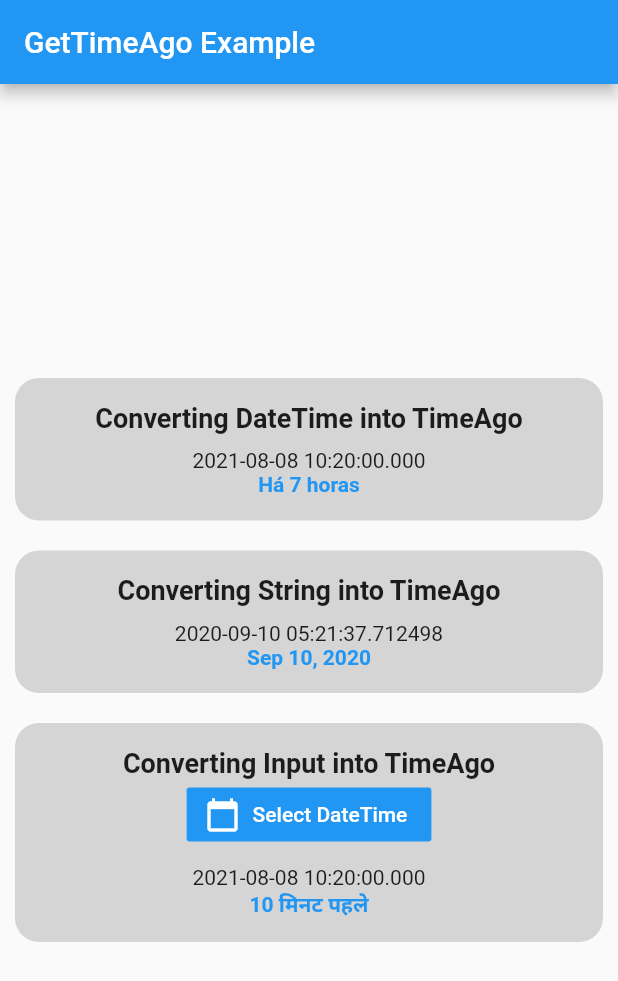
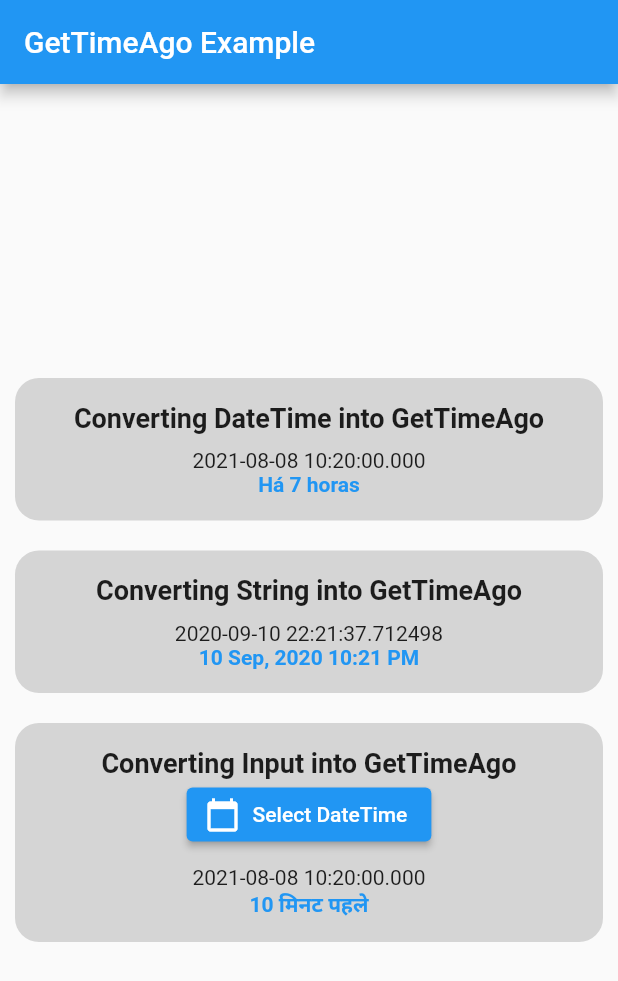
Before and after one commit to nixrajput/get-time-ago, a Flutter app: the screen it shows after launch, on a phone screen of 412 x 824 dp. Shown: the top 981 px of the screen. Run offline on Flutter 3.47's test engine with Material 2 defaults, Android fonts, the phone set to English and light mode, and no system bars.

Commit message:
updated to version 1.0.4

```diff
--- a/example/lib/main.dart
+++ b/example/lib/main.dart
@@ -26,7 +26,7 @@ class HomePage extends StatefulWidget {
 class _HomePageState extends State<HomePage> {
   var _dateTime = DateTime.now().subtract(const Duration(minutes: 10));
   final _sevenHoursAgo = DateTime.now().subtract(const Duration(hours: 7));
-  final _timestamp = '2020-09-10 05:21:37.712498';
+  final _timestamp = '2020-09-10 22:21:37.712498';
 
   Future<void> _selectDate() async {
     var pickedDate = await showDatePicker(
@@ -64,7 +64,7 @@ class _HomePageState extends State<HomePage> {
                     mainAxisSize: MainAxisSize.min,
                     children: [
                       const Text(
-                        'Converting DateTime into TimeAgo',
+                        'Converting DateTime into GetTimeAgo',
                         style: TextStyle(
                             fontSize: 18.0, fontWeight: FontWeight.bold),
                       ),
@@ -85,7 +85,7 @@ class _HomePageState extends State<HomePage> {
                     mainAxisSize: MainAxisSize.min,
                     children: [
                       const Text(
-                        'Converting String into TimeAgo',
+                        'Converting String into GetTimeAgo',
                         style: TextStyle(
                             fontSize: 18.0, fontWeight: FontWeight.bold),
                       ),
@@ -106,16 +106,14 @@ class _HomePageState extends State<HomePage> {
                     mainAxisSize: MainAxisSize.min,
                     children: [
                       const Text(
-                        'Converting Input into TimeAgo',
+                        'Converting Input into GetTimeAgo',
                         style: TextStyle(
                             fontSize: 18.0, fontWeight: FontWeight.bold),
                       ),
-                      FlatButton.icon(
+                      ElevatedButton.icon(
                         onPressed: _selectDate,
+                        icon: const Icon(Icons.calendar_today),
                         label: const Text('Select DateTime'),
-                        color: Theme.of(context).accentColor,
-                        textColor: Colors.white,
-                        icon: const Icon(Icons.calendar_today),
                       ),
                       const SizedBox(height: 10.0),
                       Text(_dateTime.toString()),
--- a/lib/get_time_ago.dart
+++ b/lib/get_time_ago.dart
@@ -44,7 +44,7 @@ class GetTimeAgo {
   static String parse(DateTime dateTime, {String? locale}) {
     final _locale = locale ?? _default;
     final _message = _messageMap[_locale] ?? EnglishMessages();
-    final date = DateFormat.yMMMd().format(dateTime);
+    final date = DateFormat("dd MMM, yyyy hh:mm aa").format(dateTime);
     var elapsed =
         DateTime.now().millisecondsSinceEpoch - dateTime.millisecondsSinceEpoch;
 
--- a/pubspec.yaml
+++ b/pubspec.yaml
@@ -1,6 +1,6 @@
 name: get_time_ago
 description: A new Flutter plugin to format DateTime in seconds ago, minutes ago, hours ago, days ago and date.
-version: 1.0.3
+version: 1.0.4
 homepage: https://github.com/nixrajput/get-time-ago
 
 environment:
```
Also changed, not shown: 2 other files.
